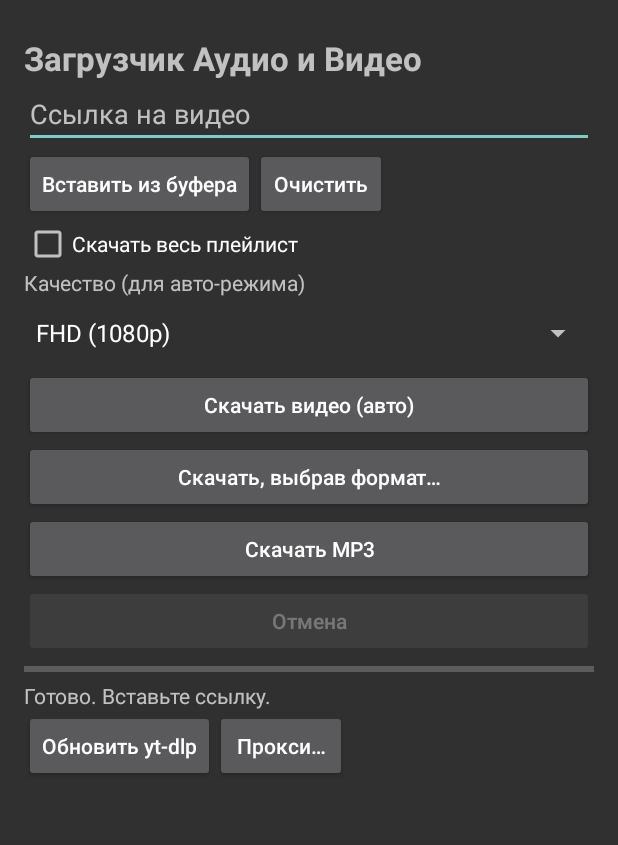
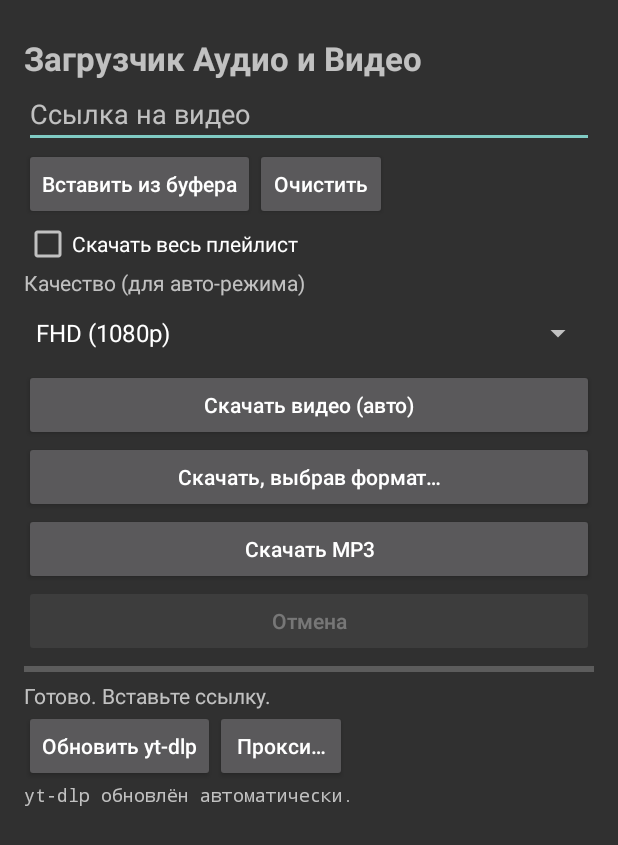
Before and after one commit to reiqwazaaa/VADapk, an Android app: the screen it shows after launch (MainActivity), on a phone screen of 412 x 824 dp. Shown: the top 845 px of the screen. Run offline under Robolectric (Android 15) with nearby library versions, the phone set to English and light mode, and no system bars; libraries missing offline, so code that uses them is left out: com.yausername.ffmpeg, com.yausername.youtubedl_android; 3 statements that could not run were skipped.

```diff
--- a/app/src/main/java/com/vad/downloader/MainActivity.kt
+++ b/app/src/main/java/com/vad/downloader/MainActivity.kt
@@ -194,6 +194,18 @@ class MainActivity : Activity() {
                 YoutubeDL.getInstance().init(application)
                 FFmpeg.getInstance().init(application)
                 engineReady = true
+                setBusy(true)
+                val last = prefs.getLong("last_update", 0L)
+                if (System.currentTimeMillis() - last > 12L * 3600 * 1000) {
+                    setStatus("Обновление yt-dlp…")
+                    try {
+                        YoutubeDL.getInstance().updateYoutubeDL(application, YoutubeDL.UpdateChannel.NIGHTLY)
+                        prefs.edit().putLong("last_update", System.currentTimeMillis()).apply()
+                        log("yt-dlp обновлён автоматически.")
+                    } catch (e: Throwable) {
+                        log("Авто-обновление yt-dlp не удалось: ${e.message}")
+                    }
+                }
                 setStatus("Готово. Вставьте ссылку.")
                 setBusy(false)
             } catch (e: Throwable) {
@@ -209,7 +221,8 @@ class MainActivity : Activity() {
         setStatus("Обновление yt-dlp…")
         Thread {
             try {
-                val res = YoutubeDL.getInstance().updateYoutubeDL(application)
+                val res = YoutubeDL.getInstance().updateYoutubeDL(application, YoutubeDL.UpdateChannel.NIGHTLY)
+                prefs.edit().putLong("last_update", System.currentTimeMillis()).apply()
                 log("yt-dlp: обновление завершено (${res ?: "без изменений"})")
                 setStatus("yt-dlp обновлён")
             } catch (e: Throwable) {
@@ -432,6 +445,9 @@ class MainActivity : Activity() {
                 } else {
                     setStatus("Ошибка скачивания")
                     log("Ошибка: $m")
+                    if (m.contains("sign in", true) || m.contains("Precondition", true)) {
+                        log("Подсказка: нажмите «Обновить yt-dlp» и повторите; если не помогло - включите прокси/VPN.")
+                    }
                 }
             } finally {
                 tmp.deleteRecursively()
```
